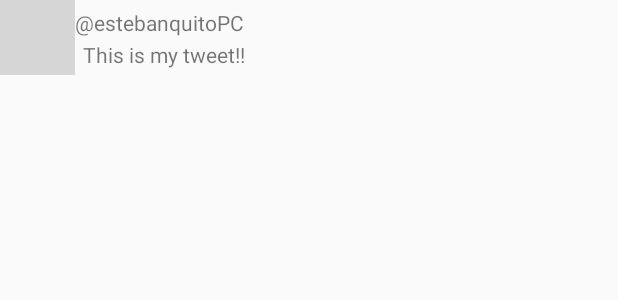
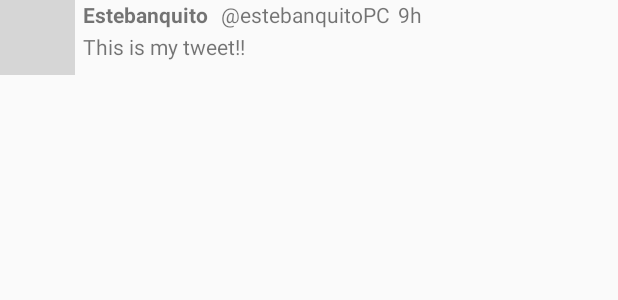
Before and after one commit to Esteb37/Twitter, an Android app: the layout item_tweet.xml on its own in the app's theme, with its tools: preview values and no code run, on a phone screen of 412 x 824 dp. Shown: the top 300 px of the screen. Run offline under Robolectric (Android 15) with nearby library versions, the phone set to English and light mode, and no system bars; grey boxes are pictures that could not be loaded.

Commit message:
Tweet name and time

```diff
--- a/app/src/main/res/layout/item_tweet.xml
+++ b/app/src/main/res/layout/item_tweet.xml
@@ -1,6 +1,5 @@
 <?xml version="1.0" encoding="utf-8"?>
 <RelativeLayout xmlns:android="http://schemas.android.com/apk/res/android"
-    xmlns:app="http://schemas.android.com/apk/res-auto"
     xmlns:tools="http://schemas.android.com/tools"
     android:layout_width="match_parent"
     android:layout_height="wrap_content"
@@ -14,16 +13,19 @@
         android:layout_alignParentTop="true"
         android:layout_marginStart="0dp"
         android:layout_marginTop="0dp"
-        tools:srcCompat="@tools:sample/avatars" />
+        tools:srcCompat="@tools:sample/avatars"
+        android:contentDescription="@string/profile_image" />
 
     <TextView
         android:id="@+id/tvHandle"
         android:layout_width="wrap_content"
         android:layout_height="wrap_content"
+        android:layout_alignBottom="@+id/tvName"
         android:layout_alignParentTop="true"
-        android:layout_marginStart="0dp"
-        android:layout_marginTop="5dp"
-        android:layout_toEndOf="@+id/ivProfileImage"
+        android:layout_marginStart="5dp"
+        android:layout_marginTop="0dp"
+        android:layout_marginBottom="0dp"
+        android:layout_toEndOf="@+id/tvName"
         tools:text="@estebanquitoPC" />
 
     <TextView
@@ -35,4 +37,28 @@
         android:layout_marginTop="2dp"
         android:layout_toEndOf="@+id/ivProfileImage"
         tools:text="This is my tweet!!" />
+
+    <TextView
+        android:id="@+id/tvName"
+        android:layout_width="wrap_content"
+        android:layout_height="wrap_content"
+        android:layout_alignParentTop="true"
+        android:layout_marginStart="5dp"
+        android:layout_toEndOf="@+id/ivProfileImage"
+        android:textStyle="bold"
+        tools:text="Estebanquito " />
+
+    <TextView
+        android:id="@+id/tvTime"
+        android:layout_width="wrap_content"
+        android:layout_height="wrap_content"
+        android:layout_alignBottom="@+id/tvHandle"
+        android:layout_alignParentTop="true"
+        android:layout_alignParentEnd="true"
+        android:layout_marginStart="5dp"
+        android:layout_marginTop="0dp"
+        android:layout_marginBottom="0dp"
+        android:layout_toEndOf="@+id/tvHandle"
+        android:text="9h" />
+
 </RelativeLayout>
--- a/app/src/main/res/values/strings.xml
+++ b/app/src/main/res/values/strings.xml
@@ -5,5 +5,6 @@
     <string name="login_label">Log in</string>
     <string name="intent_scheme">oauth</string>
     <string name="intent_host">cprest</string>
+    <string name="profile_image">Profile Image</string>
 
 </resources>
```
Also changed, not shown: app/src/main/java/com/codepath/apps/restclienttemplate/TweetsAdapter.java (+7 -1 lines), app/src/main/java/com/codepath/apps/restclienttemplate/models/Tweet.java (+45 -1 lines).
